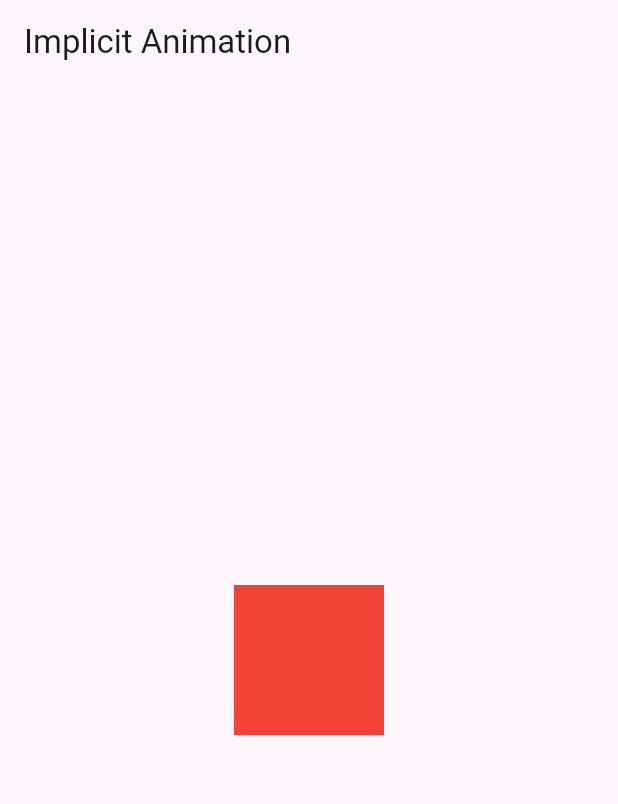
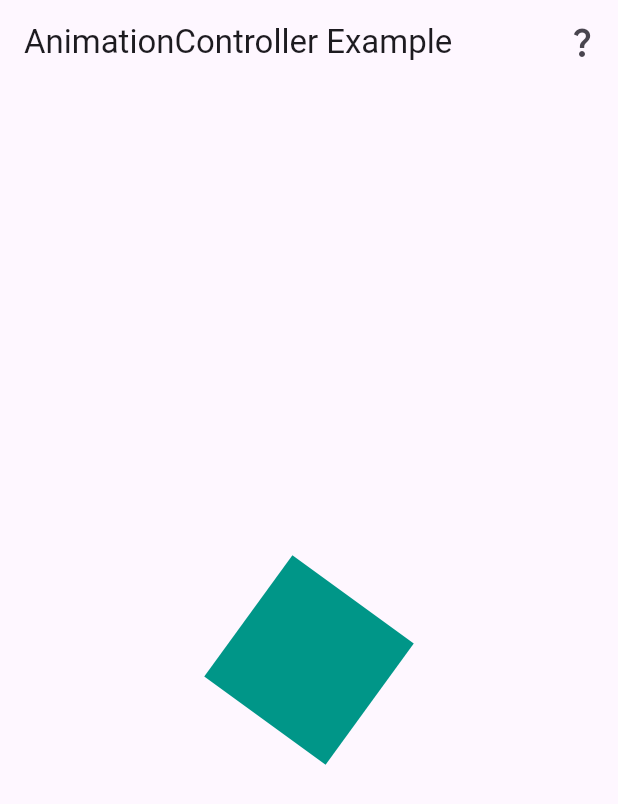
Before and after one commit to HassanTeslim007/animation_lessons, a Flutter app: the screen it shows after launch, on a phone screen of 412 x 824 dp. Shown: the top 804 px of the screen. Run offline on Flutter 3.47's test engine with Material 3 defaults, Android fonts, the phone set to English and light mode, and no system bars.

Commit message:
Implement Manual Animation Example with AnimationController and AnimatedBuilder

```diff
--- a/lib/main.dart
+++ b/lib/main.dart
@@ -1,40 +1,92 @@
+import 'package:animations_lesson/challenge.dart';
 import 'package:flutter/material.dart';
+import 'dart:math';
 
-void main() => runApp(MaterialApp(home: ImplicitAnimationExample()));
+void main() => runApp(MaterialApp(home: ManualAnimationExample()));
 
-// Implicit Animation
-//Definition: Implicit animations are animations that automatically animate changes to properties of a widget without requiring explicit animation controllers or tweens. They are simpler to implement and are useful for straightforward transitions.
+// title: AnimationController + AnimatedBuilder
 
-// Example: AnimatedContainer, AnimatedOpacity, AnimatedPadding, etc.
+// description: AnimationController gives you manual control over animations—timing, repeating, reversing, etc. AnimatedBuilder efficiently rebuilds only the parts of the widget tree affected by the animation.
 
-//Code Example:
-// This example demonstrates an AnimatedContainer that changes its size and color when tapped.
+//Example
+// A square rotates continuously back and forth, controlled by the animation controller.
 
-class ImplicitAnimationExample extends StatefulWidget {
-  const ImplicitAnimationExample({super.key});
+class ManualAnimationExample extends StatefulWidget {
+  const ManualAnimationExample({super.key});
 
   @override
-  ImplicitAnimationExampleState createState() => ImplicitAnimationExampleState();
+  ManualAnimationExampleState createState() => ManualAnimationExampleState();
 }
 
-class ImplicitAnimationExampleState extends State<ImplicitAnimationExample> {
-  bool _toggled = false;
+// SingleTickerProviderStateMixin is a mixin that allows a State object to act as a TickerProvider, which is required to drive an AnimationController.
+
+class ManualAnimationExampleState extends State<ManualAnimationExample>
+    with SingleTickerProviderStateMixin {
+  late AnimationController _controller;
+
+  @override
+  void initState() {
+    super.initState();
+    _controller = AnimationController(
+      duration: Duration(seconds: 2),
+      //The vsync needs a TickerProvider, and that's exactly what SingleTickerProviderStateMixin provides.
+      vsync: this,
+    )..repeat(reverse: true); // Auto-plays back and forth
+  }
+
+  @override
+  void dispose() {
+    _controller.dispose(); // Always dispose controllers
+    super.dispose();
+  }
 
   @override
   Widget build(BuildContext context) {
     return Scaffold(
-      appBar: AppBar(title: Text("Implicit Animation")),
+      appBar: AppBar(
+        title: Text("AnimationController Example"),
+        actions: [
+          //challenge screen
+          IconButton(
+            icon: const Icon(Icons.question_mark),
+            onPressed: () {
+              Navigator.push(
+                context,
+                MaterialPageRoute(builder: (context) => const Challenge()),
+              );
+            },
+          ),
+        ],
+      ),
       body: Center(
         child: GestureDetector(
           onTap: () {
-            setState(() => _toggled = !_toggled);
+            if (_controller.isAnimating) {
+              _controller.stop();
+            } else {
+              // If the controller is not animating, we start it.
+              // The reverse parameter controls whether the animation plays in reverse when it reaches the end.
+              // If reverse is true, it will play back and forth; if false, it will only play forward.
+              _controller.repeat(reverse: true);
+            }
           },
-          child: AnimatedContainer(
-            duration: Duration(seconds: 1),
-            curve: Curves.easeInOut,
-            width: _toggled ? 200 : 100,
-            height: _toggled ? 200 : 100,
-            color: _toggled ? Colors.blue : Colors.red,
+          child: AnimatedBuilder(
+            animation: _controller,
+            builder: (_, child) {
+              // The builder is called every time the animation value changes.
+              // Here, we can use the animation value to transform the widget.
+              // In this case, we rotate the child widget based on the animation value.
+              // The child is passed in to avoid rebuilding the entire widget tree unnecessarily.
+              // The value of _controller ranges from 0.0 to 1.0, so we multiply it by 2 * pi to get a full rotation.
+              // Transform.rotate takes an angle in radians, so we convert the animation value to radians.
+              // The child widget is the one that will be rotated.
+              // This is efficient because only the parts of the widget tree that depend on the animation are rebuilt.
+              return Transform.rotate(
+                angle: _controller.value * 2 * pi,
+                child: child,
+              );
+            },
+            child: Container(width: 100, height: 100, color: Colors.teal),
           ),
         ),
       ),
```
Also changed, not shown: lib/challenge.dart (added, +47 -0 lines).
